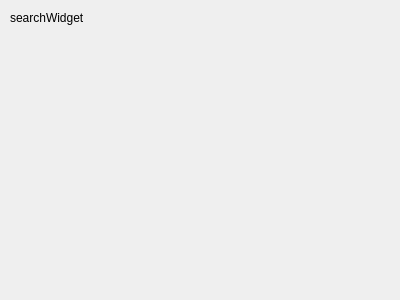
Qt form SearchWidget.ui (angel-acp10/qSerialSniffer) before a commit.
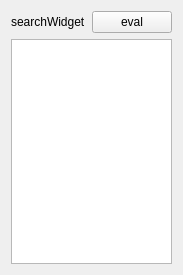
The same form after that commit.

Commit message: bugfix on Postfix and Eval

Diff of the .ui file:
```diff
--- a/SearchWidget.ui
+++ b/SearchWidget.ui
@@ -6,26 +6,40 @@
    <rect>
     <x>0</x>
     <y>0</y>
-    <width>400</width>
-    <height>300</height>
+    <width>180</width>
+    <height>275</height>
    </rect>
   </property>
   <property name="windowTitle">
    <string>Form</string>
   </property>
+  <layout class="QHBoxLayout" name="horizontalLayout_2">
+   <item>
+    <layout class="QVBoxLayout" name="verticalLayout">
+     <item>
+      <layout class="QHBoxLayout" name="horizontalLayout">
+       <item>
   <widget class="QLabel" name="label">
-   <property name="geometry">
-    <rect>
-     <x>10</x>
-     <y>10</y>
-     <width>111</width>
-     <height>16</height>
-    </rect>
-   </property>
    <property name="text">
     <string>searchWidget</string>
    </property>
   </widget>
+       </item>
+       <item>
+        <widget class="QPushButton" name="eval_pushButton">
+         <property name="text">
+          <string>eval</string>
+         </property>
+        </widget>
+       </item>
+      </layout>
+     </item>
+     <item>
+      <widget class="QPlainTextEdit" name="plainTextEdit"/>
+     </item>
+    </layout>
+   </item>
+  </layout>
  </widget>
  <resources/>
  <connections/>
```
Lines whose indentation alone changed are shown as unchanged. The commit also changes 7 other files.
